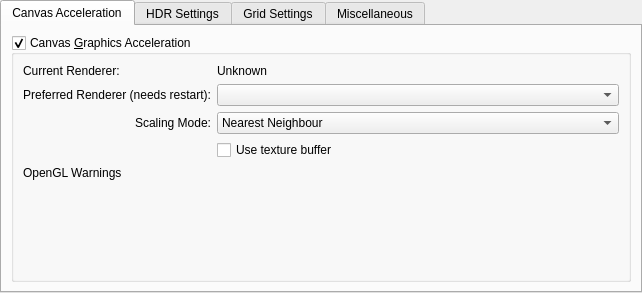
First picture: the form in libs/ui/forms/wdgdisplaysettings.ui, repository KDE/krita, before the edit.
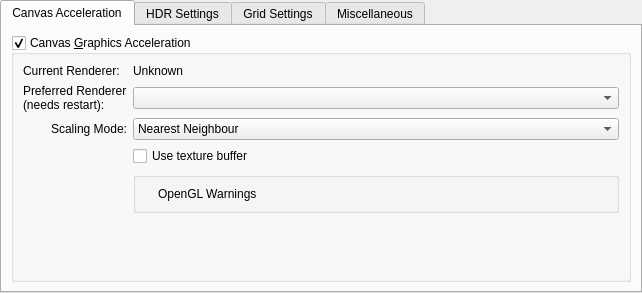
Second picture: the form after the edit. Custom widgets are drawn as their Qt base class.

Commit message:
Display Settings: consistently style OpenGL warnings

(rearranged for cherry-pick to 5.1)

Diff of the .ui file:
```diff
--- a/libs/ui/forms/wdgdisplaysettings.ui
+++ b/libs/ui/forms/wdgdisplaysettings.ui
@@ -127,8 +127,30 @@
             </property>
            </widget>
           </item>
-          <item row="4" column="0" colspan="2">
+          <item row="4" column="1">
+           <widget class="QGroupBox" name="grpOpenGLWarnings">
+            <property name="title">
+             <string/>
+            </property>
+            <layout class="QHBoxLayout" name="horizontalLayout">
+             <item>
+              <widget class="QLabel" name="lblOpenGLWarningsIcon">
+               <property name="text">
+                <string/>
+               </property>
+               <property name="alignment">
+                <set>Qt::AlignLeading|Qt::AlignLeft|Qt::AlignTop</set>
+               </property>
+              </widget>
+             </item>
+             <item>
            <widget class="QLabel" name="lblOpenGLWarnings">
+               <property name="sizePolicy">
+                <sizepolicy hsizetype="MinimumExpanding" vsizetype="Minimum">
+                 <horstretch>0</horstretch>
+                 <verstretch>0</verstretch>
+                </sizepolicy>
+               </property>
             <property name="text">
              <string notr="true">OpenGL Warnings</string>
             </property>
@@ -140,6 +162,9 @@
             </property>
            </widget>
           </item>
+            </layout>
+           </widget>
+          </item>
           <item row="1" column="0">
            <widget class="QLabel" name="lblPreferredRenderer">
             <property name="sizePolicy">
@@ -151,8 +176,8 @@
             <property name="text">
              <string>Preferred Renderer (needs restart):</string>
             </property>
-            <property name="alignment">
-             <set>Qt::AlignRight|Qt::AlignTrailing|Qt::AlignVCenter</set>
+            <property name="wordWrap">
+             <bool>true</bool>
             </property>
            </widget>
           </item>
```
Lines whose indentation alone changed are shown as unchanged. The commit also changes 1 other file.
